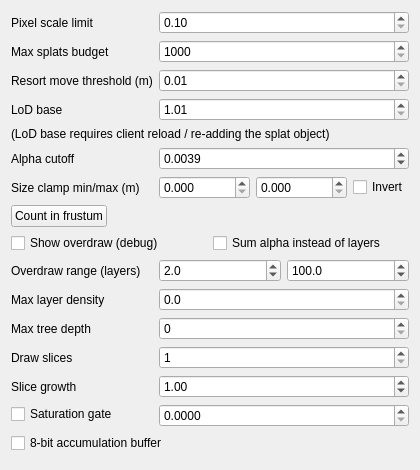
Above: gui_client/GaussianSplatSettingsWidget.ui from russiaman/substrata_robo before the change. Below: the same form after it.
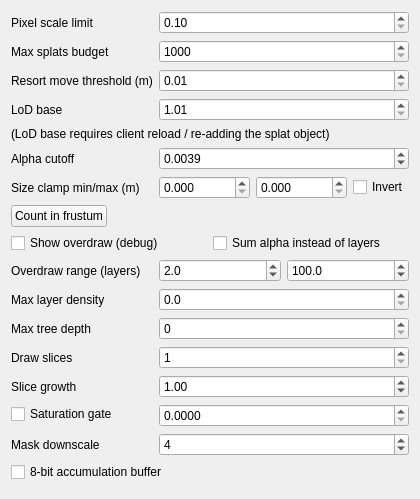
That is the form after the change.

Commit message:
gaussian splats: add a "Mask downscale" control
Live knob for the saturation mask resolution, next to the gate it belongs to.

What changed in the file:
```diff
--- a/gui_client/GaussianSplatSettingsWidget.ui
+++ b/gui_client/GaussianSplatSettingsWidget.ui
@@ -508,7 +508,33 @@
      </property>
     </widget>
    </item>
-   <item row="15" column="0" colspan="2">
+   <item row="15" column="0">
+    <widget class="QLabel" name="saturationMaskDownscaleLabel">
+     <property name="text">
+      <string>Mask downscale</string>
+     </property>
+     <property name="toolTip">
+      <string>How many screen pixels across one texel of the saturation gate's mask covers. 1 = a full-resolution mask, 4 = a mask with a sixteenth of the pixels. A texel is marked only when every pixel under it is finished, so coarsening the mask never skips a pixel that was still being drawn - the only loss is the partly finished texels around the edge of a saturated region. Making the mask small is what makes checking often affordable. Rebuilds the mask when changed.</string>
+     </property>
+    </widget>
+   </item>
+   <item row="15" column="1">
+    <widget class="QSpinBox" name="saturationMaskDownscaleSpinBox">
+     <property name="toolTip">
+      <string>How many screen pixels across one texel of the saturation gate's mask covers. 1 = a full-resolution mask, 4 = a mask with a sixteenth of the pixels. A texel is marked only when every pixel under it is finished, so coarsening the mask never skips a pixel that was still being drawn - the only loss is the partly finished texels around the edge of a saturated region. Making the mask small is what makes checking often affordable. Rebuilds the mask when changed.</string>
+     </property>
+     <property name="minimum">
+      <number>1</number>
+     </property>
+     <property name="maximum">
+      <number>16</number>
+     </property>
+     <property name="value">
+      <number>4</number>
+     </property>
+    </widget>
+   </item>
+   <item row="16" column="0" colspan="2">
     <widget class="QCheckBox" name="accumBuffer8BitCheckBox">
      <property name="text">
       <string>8-bit accumulation buffer</string>
@@ -518,7 +544,7 @@
      </property>
     </widget>
    </item>
-   <item row="16" column="0" colspan="2">
+   <item row="17" column="0" colspan="2">
     <spacer name="verticalSpacer">
      <property name="orientation">
       <enum>Qt::Vertical</enum>
```
The commit also changes 2 other files.
